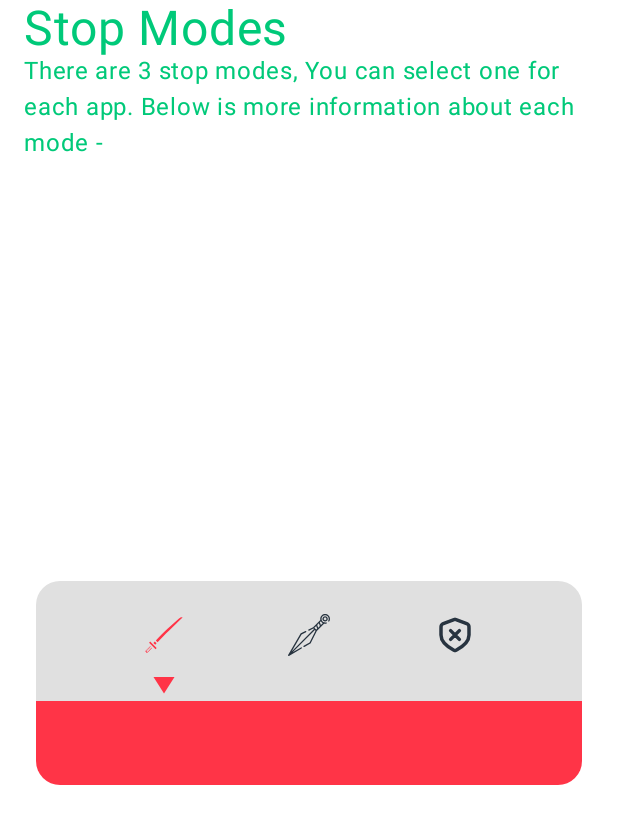
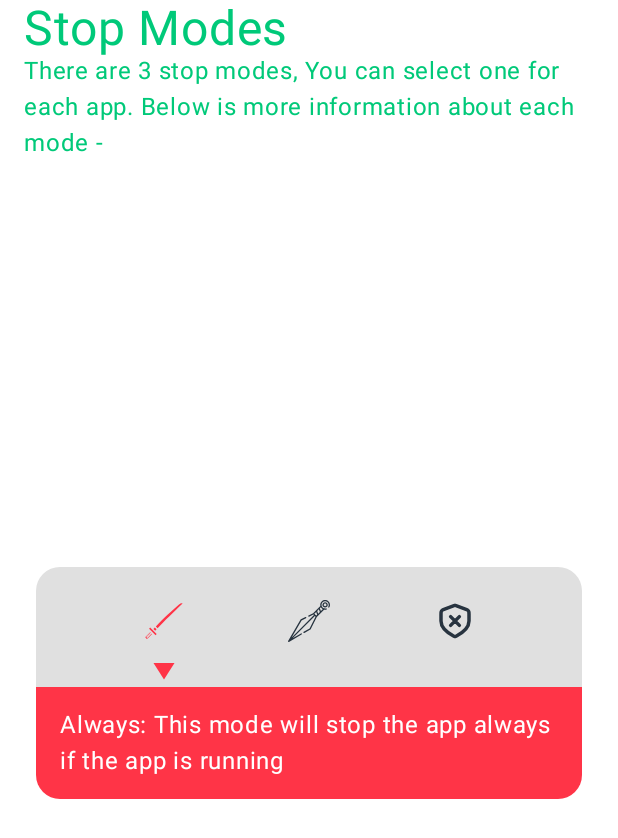
Before and after one commit to Noddy20/AppKira, an Android app built with Jetpack Compose: the @Preview function PreviewModeCard, on a phone screen of 412 x 824 dp. Shown: the top 838 px of the screen. Run offline under Robolectric (Android 15) with nearby library versions, the light colour scheme and no system bars.

Commit message:
Added intro stop modes description

```diff
--- a/app/src/main/java/com/nnk/appkira/presentation/features/intro/screens/modes/IntroModesScreen.kt
+++ b/app/src/main/java/com/nnk/appkira/presentation/features/intro/screens/modes/IntroModesScreen.kt
@@ -128,6 +128,13 @@ private fun ModesInfoCard(modifier: Modifier) {
                 },
             )
         }
+
+        val modeDescriptionRes =
+            when (selectedMode) {
+                AppForceStopMode.Always -> R.string.stop_mode_always_description
+                AppForceStopMode.WhenInActive -> R.string.stop_mode_when_inactive_description
+                AppForceStopMode.Never -> R.string.stop_mode_never_description
+            }
         Text(
             modifier =
                 Modifier
@@ -140,7 +147,9 @@ private fun ModesInfoCard(modifier: Modifier) {
                                 bottomEnd = AppDimen.Dimen4X,
                             ),
                     ).padding(all = AppDimen.Dimen4X),
-            text = stringResource(R.string.empty_string),
+            text = stringResource(modeDescriptionRes),
+            color = MaterialTheme.colorScheme.onPrimary,
+            style = MaterialTheme.typography.bodyLarge,
         )
     }
 }
--- a/app/src/main/res/values/strings.xml
+++ b/app/src/main/res/values/strings.xml
@@ -15,7 +15,9 @@
     <string name="stop_modes">Stop Modes</string>
     <string name="stop_modes_description">There are 3 stop modes, You can select one for each app. Below is more information about each mode -</string>
     <string name="stop_mode_always">Always Stop</string>
-    <string name="stop_mode_always_description">Always Stop</string>
+    <string name="stop_mode_always_description"><b>Always:</b> This mode will stop the app always if the app is running</string>
+    <string name="stop_mode_when_inactive_description"><b>When Inactive:</b> This mode will stop the app only if it is running and has not been used for some time (default 3 days)</string>
+    <string name="stop_mode_never_description"><b>Never:</b> This mode will never stop the app (choose this for apps like - chat, calling etc.)</string>
 
     <!-- Content Descriptions -->
     <string name="content_desc_app_info_icon">%s app icon</string>
```
